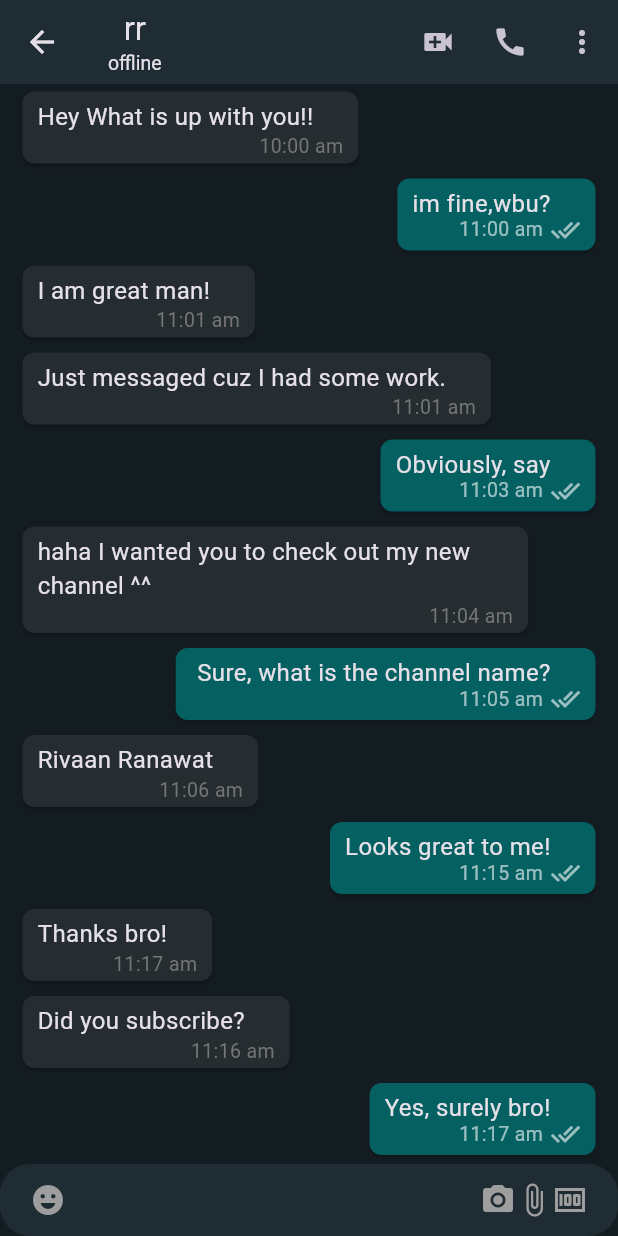
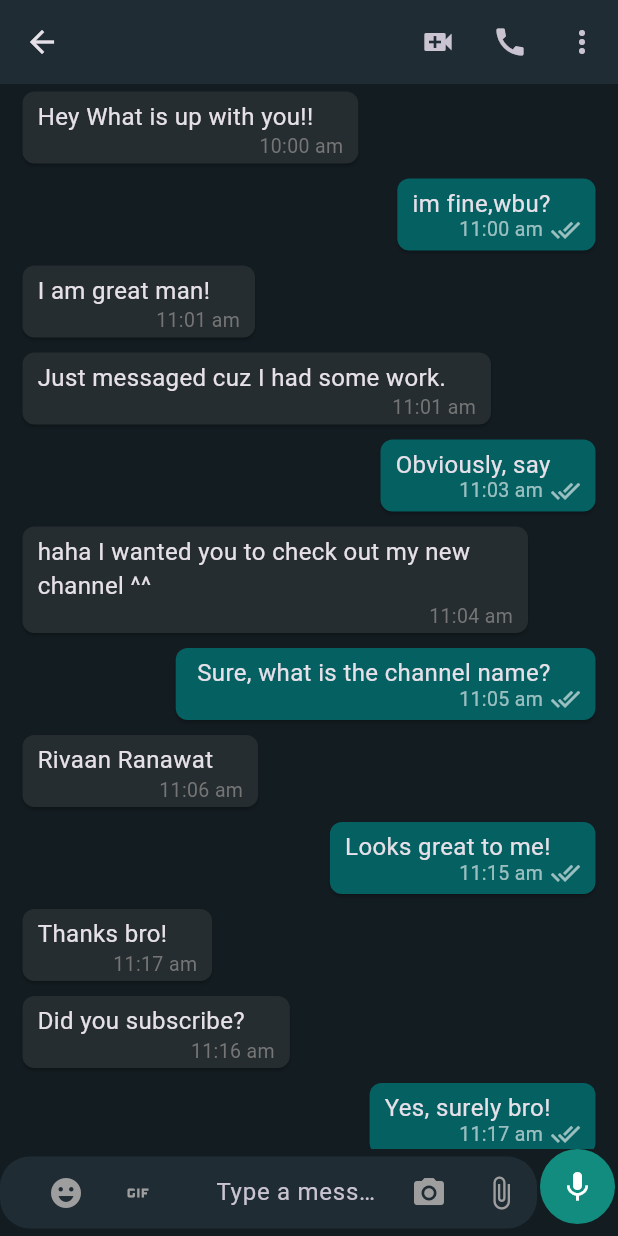
Before and after one commit to Rawa-Osman/chat_app, a Flutter app: the MobileChatScreen screen opened directly, on a phone screen of 412 x 824 dp. Run offline on Flutter 3.47's test engine with Material 3 defaults, Android fonts, the phone set to English and light mode, and no system bars; our stand-ins replace cloud_firestore, country_picker, firebase_auth, firebase_core, firebase_storage, flutter_contacts and 2 more; accounts and stored records are empty.

Commit message:
modifiy bottom chat ui and demo for functionality

```diff
--- /dev/null
+++ b/lib/features/chat/repositories/chat_repository.dart
@@ -0,0 +1,19 @@
+import 'package:chat_app/models/user_model.dart';
+import 'package:cloud_firestore/cloud_firestore.dart';
+import 'package:firebase_auth/firebase_auth.dart';
+import 'package:flutter/material.dart';
+
+class ChatRepository {
+  final FirebaseFirestore firestore;
+  final FirebaseAuth auth;
+
+  ChatRepository({required this.firestore, required this.auth});
+
+  void sendTextMessage(
+      {required BuildContext context,
+      required String text,
+      required String recieverUserId,
+      required UserModel senderUser}) async {
+    // user -> sender Id -> reciver id -> messeges -> messege id -> store message
+  }
+}
--- a/lib/screens/mobile_chat_screen.dart
+++ b/lib/features/chat/screens/mobile_chat_screen.dart
@@ -1,6 +1,7 @@
 import 'package:chat_app/colors.dart';
 import 'package:chat_app/common/widgets/loader.dart';
 import 'package:chat_app/features/auth/controller/auth_controller.dart';
+import 'package:chat_app/features/chat/widgets/bottom_chat_field.dart';
 import 'package:chat_app/info.dart';
 import 'package:chat_app/models/user_model.dart';
 import 'package:chat_app/widgets/chat_list.dart';
@@ -31,14 +32,14 @@ class MobileChatScreen extends ConsumerWidget {
               }
               return Column(
                 children: [
-                  Text(name),
-                  Text(
-                    snapshot.data!.isOnline ? 'online' : 'offline',
-                    style: TextStyle(
-                      fontSize: 13,
-                      fontWeight: FontWeight.normal,
-                    ),
-                  ),
+                  // Text(name),
+                  // Text(
+                  //   snapshot.data!.isOnline ? 'online' : 'offline',
+                  //   style: TextStyle(
+                  //     fontSize: 13,
+                  //     fontWeight: FontWeight.normal,
+                  //   ),
+                  // ),
                 ],
               );
             }),
@@ -63,48 +64,7 @@ class MobileChatScreen extends ConsumerWidget {
           const Expanded(
             child: ChatList(),
           ),
-          TextField(
-            decoration: InputDecoration(
-              filled: true,
-              fillColor: mobileChatBoxColor,
-              prefixIcon: const Padding(
-                padding: EdgeInsets.symmetric(horizontal: 20.0),
-                child: Icon(
-                  Icons.emoji_emotions,
-                  color: Colors.grey,
-                ),
-              ),
-              suffixIcon: Padding(
-                padding: const EdgeInsets.symmetric(horizontal: 20.0),
-                child: Row(
-                  mainAxisAlignment: MainAxisAlignment.end,
-                  children: const [
-                    Icon(
-                      Icons.camera_alt,
-                      color: Colors.grey,
-                    ),
-                    Icon(
-                      Icons.attach_file,
-                      color: Colors.grey,
-                    ),
-                    Icon(
-                      Icons.money,
-                      color: Colors.grey,
-                    ),
-                  ],
-                ),
-              ),
-              hintText: 'Type a message!',
-              border: OutlineInputBorder(
-                borderRadius: BorderRadius.circular(20.0),
-                borderSide: const BorderSide(
-                  width: 0,
-                  style: BorderStyle.none,
-                ),
-              ),
-              contentPadding: const EdgeInsets.all(10),
-            ),
-          ),
+          BottomChatField(),
         ],
       ),
     );
--- /dev/null
+++ b/lib/features/chat/widgets/bottom_chat_field.dart
@@ -0,0 +1,283 @@
+import 'package:chat_app/colors.dart';
+import 'package:flutter/material.dart';
+import 'package:flutter_riverpod/flutter_riverpod.dart';
+
+class BottomChatField extends ConsumerStatefulWidget {
+  // final String recieverUserId;
+  // final bool isGroupChat;
+  const BottomChatField({
+    Key? key,
+    // required this.recieverUserId,
+    // required this.isGroupChat,
+  }) : super(key: key);
+
+  @override
+  ConsumerState<BottomChatField> createState() => _BottomChatFieldState();
+}
+
+class _BottomChatFieldState extends ConsumerState<BottomChatField> {
+  bool isShowSendButton = false;
+  final TextEditingController _messageController = TextEditingController();
+  // FlutterSoundRecorder? _soundRecorder;
+  bool isRecorderInit = false;
+  bool isShowEmojiContainer = false;
+  bool isRecording = false;
+  FocusNode focusNode = FocusNode();
+
+  // @override
+  // void initState() {
+  //   super.initState();
+  //   _soundRecorder = FlutterSoundRecorder();
+  //   openAudio();
+  // }
+
+  // void openAudio() async {
+  //   final status = await Permission.microphone.request();
+  //   if (status != PermissionStatus.granted) {
+  //     throw RecordingPermissionException('Mic permission not allowed!');
+  //   }
+  //   await _soundRecorder!.openRecorder();
+  //   isRecorderInit = true;
+  // }
+
+  // void sendTextMessage() async {
+  //   if (isShowSendButton) {
+  //     ref.read(chatControllerProvider).sendTextMessage(
+  //           context,
+  //           _messageController.text.trim(),
+  //           widget.recieverUserId,
+  //           widget.isGroupChat,
+  //         );
+  //     setState(() {
+  //       _messageController.text = '';
+  //     });
+  //   } else {
+  //     var tempDir = await getTemporaryDirectory();
+  //     var path = '${tempDir.path}/flutter_sound.aac';
+  //     if (!isRecorderInit) {
+  //       return;
+  //     }
+  //     if (isRecording) {
+  //       await _soundRecorder!.stopRecorder();
+  //       sendFileMessage(File(path), MessageEnum.audio);
+  //     } else {
+  //       await _soundRecorder!.startRecorder(
+  //         toFile: path,
+  //       );
+  //     }
+
+  //     setState(() {
+  //       isRecording = !isRecording;
+  //     });
+  //   }
+  // }
+
+  // void sendFileMessage(
+  //   File file,
+  //   MessageEnum messageEnum,
+  // ) {
+  //   ref.read(chatControllerProvider).sendFileMessage(
+  //         context,
+  //         file,
+  //         widget.recieverUserId,
+  //         messageEnum,
+  //         widget.isGroupChat,
+  //       );
+  // }
+
+  // void selectImage() async {
+  //   File? image = await pickImageFromGallery(context);
+  //   if (image != null) {
+  //     sendFileMessage(image, MessageEnum.image);
+  //   }
+  // }
+
+  // void selectVideo() async {
+  //   File? video = await pickVideoFromGallery(context);
+  //   if (video != null) {
+  //     sendFileMessage(video, MessageEnum.video);
+  //   }
+  // }
+
+  // void selectGIF() async {
+  //   final gif = await pickGIF(context);
+  //   if (gif != null) {
+  //     ref.read(chatControllerProvider).sendGIFMessage(
+  //           context,
+  //           gif.url,
+  //           widget.recieverUserId,
+  //           widget.isGroupChat,
+  //         );
+  //   }
+  // }
+
+  // void hideEmojiContainer() {
+  //   setState(() {
+  //     isShowEmojiContainer = false;
+  //   });
+  // }
+
+  // void showEmojiContainer() {
+  //   setState(() {
+  //     isShowEmojiContainer = true;
+  //   });
+  // }
+
+  // void showKeyboard() => focusNode.requestFocus();
+  // void hideKeyboard() => focusNode.unfocus();
+
+  // void toggleEmojiKeyboardContainer() {
+  //   if (isShowEmojiContainer) {
+  //     showKeyboard();
+  //     hideEmojiContainer();
+  //   } else {
+  //     hideKeyboard();
+  //     showEmojiContainer();
+  //   }
+  // }
+
+  // @override
+  // void dispose() {
+  //   super.dispose();
+  //   _messageController.dispose();
+  //   _soundRecorder!.closeRecorder();
+  //   isRecorderInit = false;
+  // }
+
+  @override
+  Widget build(BuildContext context) {
+    // final messageReply = ref.watch(messageReplyProvider);
+    // final isShowMessageReply = messageReply != null;
+    return Column(
+      children: [
+        // isShowMessageReply ? const MessageReplyPreview() : const SizedBox(),
+        Row(
+          children: [
+            Expanded(
+              child: TextFormField(
+                focusNode: focusNode,
+                controller: _messageController,
+                onChanged: (val) {
+                  if (val.isNotEmpty) {
+                    setState(() {
+                      isShowSendButton = true;
+                    });
+                  } else {
+                    setState(() {
+                      isShowSendButton = false;
+                    });
+                  }
+                },
+                decoration: InputDecoration(
+                  filled: true,
+                  fillColor: mobileChatBoxColor,
+                  prefixIcon: Padding(
+                    padding: const EdgeInsets.symmetric(horizontal: 20.0),
+                    child: SizedBox(
+                      width: 100,
+                      child: Row(
+                        children: [
+                          IconButton(
+                            onPressed: null,
+                            // toggleEmojiKeyboardContainer,
+                            icon: const Icon(
+                              Icons.emoji_emotions,
+                              color: Colors.grey,
+                            ),
+                          ),
+                          IconButton(
+                            onPressed: null,
+                            //  selectGIF,
+                            icon: const Icon(
+                              Icons.gif,
+                              color: Colors.grey,
+                            ),
+                          ),
+                        ],
+                      ),
+                    ),
+                  ),
+                  suffixIcon: SizedBox(
+                    width: 100,
+                    child: Row(
+                      mainAxisAlignment: MainAxisAlignment.end,
+                      children: [
+                        IconButton(
+                          onPressed: () {},
+                          //  selectImage,
+                          icon: const Icon(
+                            Icons.camera_alt,
+                            color: Colors.grey,
+                          ),
+                        ),
+                        IconButton(
+                          onPressed: null,
+                          //  selectVideo,
+                          icon: const Icon(
+                            Icons.attach_file,
+                            color: Colors.grey,
+                          ),
+                        ),
+                      ],
+                    ),
+                  ),
+                  hintText: 'Type a message!',
+                  border: OutlineInputBorder(
+                    borderRadius: BorderRadius.circular(20.0),
+                    borderSide: const BorderSide(
+                      width: 0,
+                      style: BorderStyle.none,
+                    ),
+                  ),
+                  contentPadding: const EdgeInsets.all(10),
+                ),
+              ),
+            ),
+            Padding(
+              padding: const EdgeInsets.only(
+                bottom: 8,
+                right: 2,
+                left: 2,
+              ),
+              child: CircleAvatar(
+                backgroundColor: const Color(0xFF128C7E),
+                radius: 25,
+                child: GestureDetector(
+                  child: Icon(
+                    isShowSendButton
+                        ? Icons.send
+                        : isRecording
+                            ? Icons.close
+                            : Icons.mic,
+                    color: Colors.white,
+                  ),
+                  onTap: null,
+                  //  sendTextMessage,
+                ),
+              ),
+            ),
+          ],
+        ),
+        isShowEmojiContainer
+            ? SizedBox(
+                height: 310,
+                // child: EmojiPicker(
+                //   onEmojiSelected: ((category, emoji) {
+                //     setState(() {
+                //       _messageController.text =
+                //           _messageController.text + emoji.emoji;
+                //     });
+
+                //     if (!isShowSendButton) {
+                //       setState(() {
+                //         isShowSendButton = true;
+                //       });
+                //     }
+                //   }),
+                // ),
+              )
+            : const SizedBox(),
+      ],
+    );
+  }
+}
--- a/lib/features/select_contacts/repository/select_contact_repository.dart
+++ b/lib/features/select_contacts/repository/select_contact_repository.dart
@@ -1,6 +1,6 @@
 import 'package:chat_app/common/utils/utils.dart';
 import 'package:chat_app/models/user_model.dart';
-import 'package:chat_app/screens/mobile_chat_screen.dart';
+import 'package:chat_app/features/chat/screens/mobile_chat_screen.dart';
 import 'package:cloud_firestore/cloud_firestore.dart';
 import 'package:flutter/material.dart';
 import 'package:flutter_contacts/flutter_contacts.dart';
--- a/lib/main.dart
+++ b/lib/main.dart
@@ -6,7 +6,7 @@ import 'package:chat_app/features/auth/screens/user_information_screen.dart';
 import 'package:chat_app/features/ladnding/screens/landing_screen.dart';
 import 'package:chat_app/firebase_options.dart';
 import 'package:chat_app/router.dart';
-import 'package:chat_app/screens/mobile_chat_screen.dart';
+import 'package:chat_app/features/chat/screens/mobile_chat_screen.dart';
 import 'package:firebase_core/firebase_core.dart';
 import 'package:flutter/material.dart';
 import 'package:chat_app/colors.dart';
--- a/lib/router.dart
+++ b/lib/router.dart
@@ -3,7 +3,7 @@ import 'package:chat_app/features/auth/screens/login_screen.dart';
 import 'package:chat_app/features/auth/screens/otp_screen.dart';
 import 'package:chat_app/features/auth/screens/user_information_screen.dart';
 import 'package:chat_app/features/select_contacts/screens/select_contacts_screen.dart';
-import 'package:chat_app/screens/mobile_chat_screen.dart';
+import 'package:chat_app/features/chat/screens/mobile_chat_screen.dart';
 import 'package:flutter/material.dart';
 
 Route<dynamic> generateRoute(RouteSettings settings) {
--- a/lib/widgets/contacts_list.dart
+++ b/lib/widgets/contacts_list.dart
@@ -1,7 +1,7 @@
 import 'package:flutter/material.dart';
 import 'package:chat_app/colors.dart';
 import 'package:chat_app/info.dart';
-import 'package:chat_app/screens/mobile_chat_screen.dart';
+import 'package:chat_app/features/chat/screens/mobile_chat_screen.dart';
 
 class ContactsList extends StatelessWidget {
   const ContactsList({Key? key}) : super(key: key);
```
